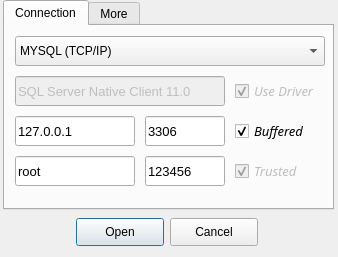
Qt form Lib/UI/LAYOUT/ConnectorWindow.ui (fer-moreira/MYQT) before a commit.
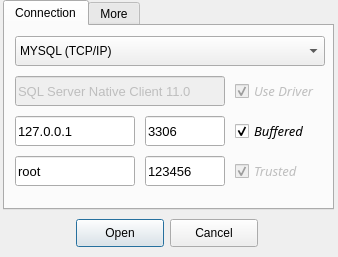
The same form after that commit.

Patch:
```diff
--- a/Lib/UI/LAYOUT/ConnectorWindow.ui
+++ b/Lib/UI/LAYOUT/ConnectorWindow.ui
@@ -384,9 +384,9 @@
     <property name="geometry">
      <rect>
       <x>12</x>
-      <y>217</y>
+      <y>210</y>
       <width>310</width>
-      <height>30</height>
+      <height>47</height>
      </rect>
     </property>
     <property name="font">
```
